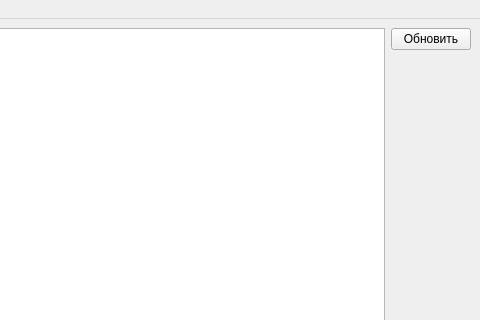
First picture: the form in ui/main_window.ui, repository olegartys/transfermarkt-scrap, before the edit; both pictures show x 258 to 738 and y 0 to 320 of the 738 by 489 pixel window.
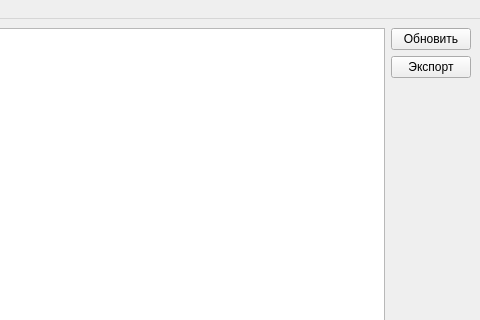
Second picture: the form after the edit.

Commit message: Introduce data export as CSV and XML

What changed in the file:
```diff
--- a/ui/main_window.ui
+++ b/ui/main_window.ui
@@ -38,6 +38,13 @@
           </property>
          </widget>
         </item>
+        <item>
+         <widget class="QPushButton" name="exportButton">
+          <property name="text">
+           <string>Экспорт</string>
+          </property>
+         </widget>
+        </item>
         <item>
          <spacer name="verticalSpacer">
           <property name="orientation">
```
The commit also changes 15 other files.
